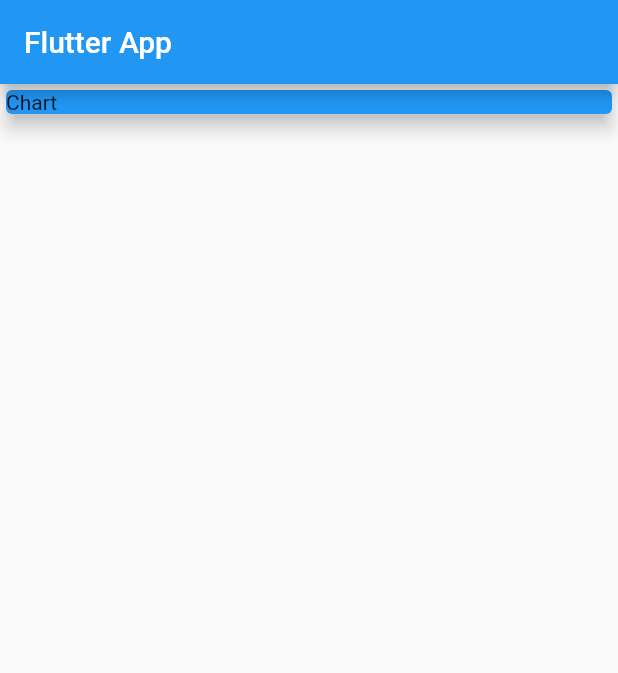
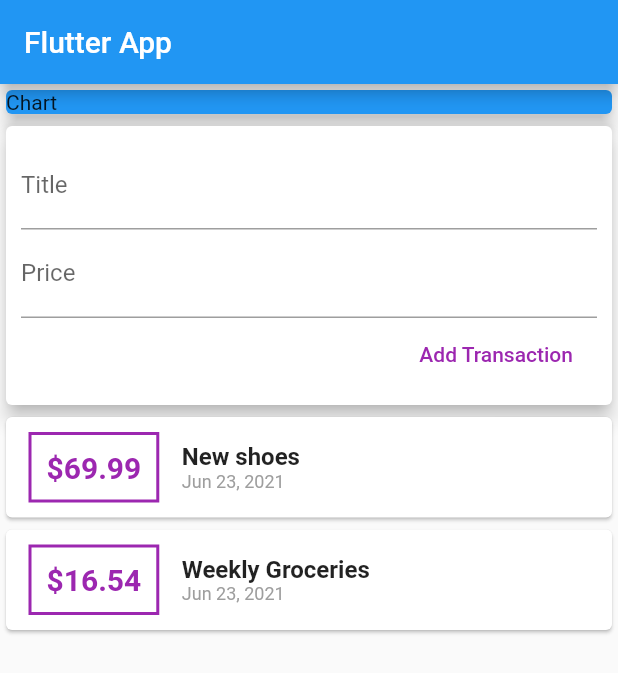
Before and after one commit to kguertin/learn_flutter, a Flutter app: the screen it shows after launch, on a phone screen of 412 x 824 dp. Shown: the top 673 px of the screen. Run offline on Flutter 3.47's test engine with Material 2 defaults, Android fonts, the phone set to English and light mode, and no system bars.

Commit message:
connect two stateless widgets through a stateful widget

```diff
--- a/expense_app/lib/main.dart
+++ b/expense_app/lib/main.dart
@@ -1,4 +1,6 @@
 import 'package:flutter/material.dart';
+
+import './widgets/userTransactions.dart';
 
 void main() => runApp(MyApp());
 
@@ -30,6 +32,7 @@ class MyHomePage extends StatelessWidget {
               elevation: 5,
             ),
           ),
+          UserTransactions(),
         ],
       ),
     );
--- a/expense_app/lib/widgets/newTransaction.dart
+++ b/expense_app/lib/widgets/newTransaction.dart
@@ -3,6 +3,9 @@ import "package:flutter/material.dart";
 class NewTransaction extends StatelessWidget {
   final titleController = TextEditingController();
   final ammountController = TextEditingController();
+  final Function addNewTransaction;
+
+  NewTransaction(this.addNewTransaction);
 
   @override
   Widget build(BuildContext context) {
@@ -26,7 +29,8 @@ class NewTransaction extends StatelessWidget {
             FlatButton(
               child: Text('Add Transaction'),
               onPressed: () {
-                print(titleController.text);
+                addNewTransaction(
+                    titleController.text, double.parse(ammountController.text));
               },
               textColor: Colors.purple,
             )
--- a/expense_app/lib/widgets/transactionList.dart
+++ b/expense_app/lib/widgets/transactionList.dart
@@ -1,11 +1,17 @@
 import 'package:flutter/material.dart';
 import 'package:intl/intl.dart';
 
+import '../models/transaction.dart';
+
 class TransactionList extends StatelessWidget {
+  final List<Transaction> transactions;
+
+  TransactionList(this.transactions);
+
   @override
   Widget build(BuildContext context) {
     return Column(
-      children: _userTransactions.map((tx) {
+      children: transactions.map((tx) {
         return Card(
           child: Row(
             children: <Widget>[
--- a/expense_app/lib/widgets/userTransactions.dart
+++ b/expense_app/lib/widgets/userTransactions.dart
@@ -4,12 +4,12 @@ import './newTransaction.dart';
 import './transactionList.dart';
 import '../models/transaction.dart';
 
-class UserTransaction extends StatefulWidget {
+class UserTransactions extends StatefulWidget {
   @override
-  _UserTransactionState createState() => _UserTransactionState();
+  _UserTransactionsState createState() => _UserTransactionsState();
 }
 
-class _UserTransactionState extends State<UserTransaction> {
+class _UserTransactionsState extends State<UserTransactions> {
   final List<Transaction> _userTransactions = [
     Transaction(
         id: 't1', title: 'New shoes', amount: 69.99, date: DateTime.now()),
@@ -20,12 +20,24 @@ class _UserTransactionState extends State<UserTransaction> {
         date: DateTime.now())
   ];
 
+  void _addNewTransaction(String title, double amount) {
+    final newTx = Transaction(
+        title: title,
+        amount: amount,
+        date: DateTime.now(),
+        id: DateTime.now().toString());
+
+    setState(() {
+      _userTransactions.add(newTx);
+    });
+  }
+
   @override
   Widget build(BuildContext context) {
     return Column(
       children: <Widget>[
-        NewTransaction(),
-        TransactionList(),
+        NewTransaction(_addNewTransaction),
+        TransactionList(_userTransactions),
       ],
     );
   }
```
